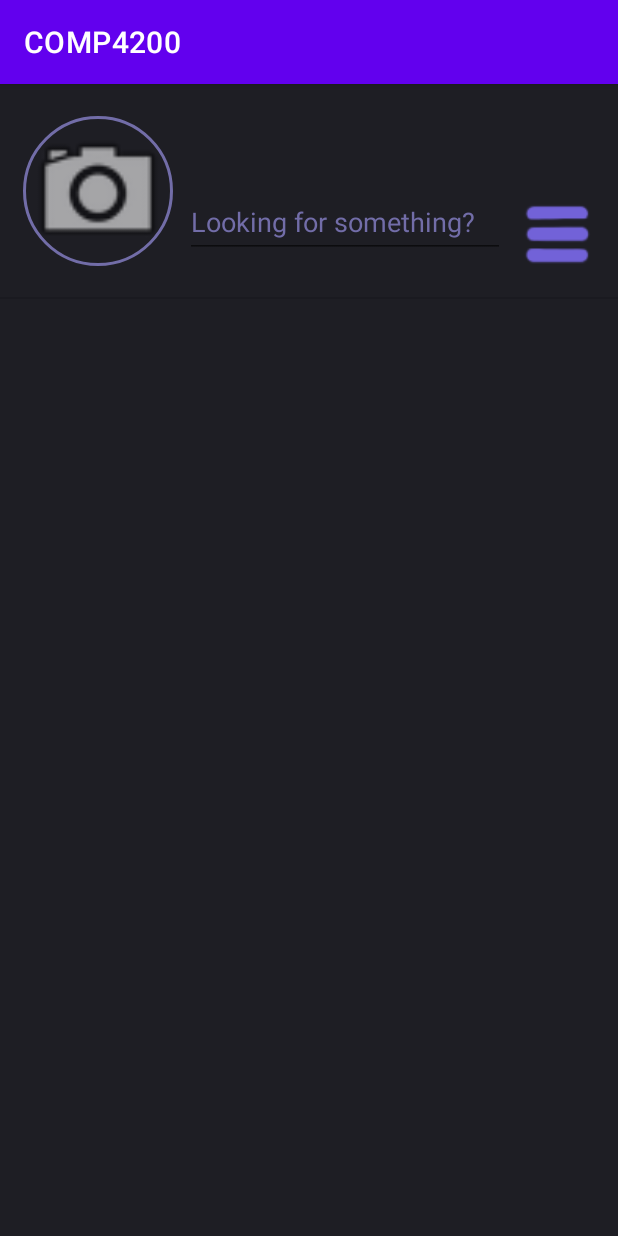
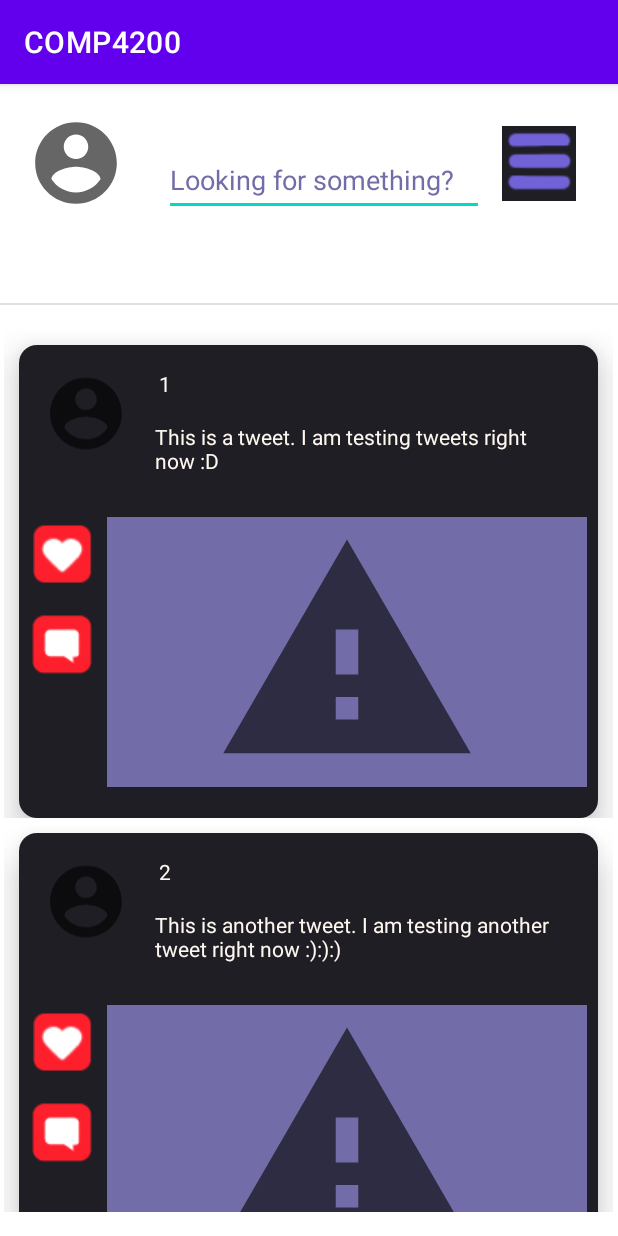
Before and after one commit to MingHaoC/COMP4200, an Android app: the screen it shows after launch (MainActivity before the commit, TimelineActivity after it), on a phone screen of 412 x 824 dp. Run offline under Robolectric (Android 15) with nearby library versions, the phone set to English and light mode, and no system bars.

Commit message:
activity and recyclerAdapter implemented
Created and added a TweetRecyclerAdapter to the TimelineActivity, also created a Tweet object

```diff
--- a/app/src/main/AndroidManifest.xml
+++ b/app/src/main/AndroidManifest.xml
@@ -10,7 +10,7 @@
         android:supportsRtl="true"
         android:theme="@style/Theme.COMP4200">
         <activity
-            android:name=".MainActivity"
+            android:name=".TimelineActivity"
             android:exported="true">
             <intent-filter>
                 <action android:name="android.intent.action.MAIN" />
--- a/app/src/main/java/com/example/comp4200/MainActivity.java
+++ /dev/null
@@ -1,14 +0,0 @@
-package com.example.comp4200;
-
-import androidx.appcompat.app.AppCompatActivity;
-
-import android.os.Bundle;
-
-public class MainActivity extends AppCompatActivity {
-
-    @Override
-    protected void onCreate(Bundle savedInstanceState) {
-        super.onCreate(savedInstanceState);
-        setContentView(R.layout.activity_main);
-    }
-}
--- /dev/null
+++ b/app/src/main/java/com/example/comp4200/TimelineActivity.java
@@ -0,0 +1,46 @@
+package com.example.comp4200;
+
+import androidx.appcompat.app.AppCompatActivity;
+import androidx.recyclerview.widget.LinearLayoutManager;
+import androidx.recyclerview.widget.RecyclerView;
+
+import android.os.Bundle;
+
+import java.util.ArrayList;
+
+public class TimelineActivity extends AppCompatActivity {
+
+    RecyclerView recyclerView;
+    TweetRecyclerAdapter adapter;
+
+    ArrayList<Tweet> tweets = new ArrayList<>();
+
+    @Override
+    protected void onCreate(Bundle savedInstanceState) {
+        super.onCreate(savedInstanceState);
+        setContentView(R.layout.activity_main);
+
+        System.out.println("testin1");
+
+        recyclerView = findViewById(R.id.recyclerViewTweets);
+
+        System.out.println("testin2");
+
+        String tweet1 = "This is a tweet. I am testing tweets right now :D";
+        String tweet2 = "This is another tweet. I am testing another tweet right now :):):)";
+        tweets.add(new Tweet(1, tweet1));
+        tweets.add(new Tweet(2, tweet2));
+
+        System.out.println("testin3");
+
+        adapter = new TweetRecyclerAdapter(TimelineActivity.this, tweets);
+        recyclerView.setLayoutManager(new LinearLayoutManager(TimelineActivity.this));
+        recyclerView.setAdapter(adapter);
+
+        System.out.println("testin4");
+
+    }
+
+
+
+}
--- /dev/null
+++ b/app/src/main/java/com/example/comp4200/Tweet.java
@@ -0,0 +1,34 @@
+package com.example.comp4200;
+
+public class Tweet {
+
+    String content;
+    String display_name;
+    String date;
+    int userID;
+
+    public Tweet(int userID, String content){
+
+        this.userID = userID;
+        this.content = content;
+
+    }
+
+    public String getContent(){
+        return this.content;
+    }
+
+    public int getUserId(){
+        return this.userID;
+    }
+
+    public String getDisplay_name(){
+        return this.display_name;
+    }
+
+    public String getDate(){
+        return date;
+    }
+
+
+}
--- /dev/null
+++ b/app/src/main/java/com/example/comp4200/TweetRecyclerAdapter.java
@@ -0,0 +1,84 @@
+package com.example.comp4200;
+
+import android.content.Context;
+import android.media.Image;
+import android.view.LayoutInflater;
+import android.view.View;
+import android.view.ViewGroup;
+import android.widget.ImageButton;
+import android.widget.ImageView;
+import android.widget.TextView;
+
+import androidx.annotation.NonNull;
+import androidx.cardview.widget.CardView;
+import androidx.recyclerview.widget.RecyclerView;
+
+import java.util.ArrayList;
+
+public class TweetRecyclerAdapter extends RecyclerView.Adapter<TweetRecyclerAdapter.ItemViewHolder> {
+
+    Context context;
+    ArrayList<Tweet> tweets;
+
+
+    public  TweetRecyclerAdapter(Context context, ArrayList<Tweet> tweets){
+        this.context = context;
+        this.tweets = tweets;
+    }
+
+    @NonNull
+    @Override
+    public ItemViewHolder onCreateViewHolder(@NonNull ViewGroup parent, int viewType){
+
+        View view = LayoutInflater.from(parent.getContext()).inflate(R.layout.tweet, parent, false);
+        return new ItemViewHolder(view);
+    }
+
+    @Override
+    public void onBindViewHolder(@NonNull ItemViewHolder holder, int position){
+
+        String tweetContent = tweets.get(position).getContent();
+        String username = "" + tweets.get(position).getUserId();
+
+        holder.tweetContent.setText(tweetContent);
+        holder.tweetUser.setText(username);
+
+    }
+
+    @Override
+    public int getItemCount(){
+        return tweets.size();
+    }
+
+    public class ItemViewHolder extends RecyclerView.ViewHolder {
+
+        TextView tweetUser;
+        TextView tweetContent;
+
+        CardView cardView;
+
+        ImageButton likes;
+        ImageButton replies;
+
+        ImageView tweetImage;
+        ImageView profileImage;
+
+        public ItemViewHolder(@NonNull View itemView){
+            super(itemView);
+
+            tweetUser = itemView.findViewById(R.id.tvPostUsername);
+            tweetContent = itemView.findViewById(R.id.tvPostDesc);
+
+            cardView = itemView.findViewById(R.id.task);
+
+            likes = itemView.findViewById(R.id.ibComment2);
+            replies = itemView.findViewById(R.id.ibComment);
+
+            tweetImage = itemView.findViewById(R.id.imageView2);
+            profileImage = itemView.findViewById(R.id.ivPostPicture);
+
+        }
+
+    }
+
+}
--- /dev/null
+++ b/app/src/main/res/drawable/ic_baseline_account_circle_24.xml
@@ -0,0 +1,10 @@
+<vector xmlns:android="http://schemas.android.com/apk/res/android"
+    android:width="24dp"
+    android:height="24dp"
+    android:viewportWidth="24"
+    android:viewportHeight="24"
+    android:tint="?attr/colorControlNormal">
+  <path
+      android:fillColor="@android:color/white"
+      android:pathData="M12,2C6.48,2 2,6.48 2,12s4.48,10 10,10 10,-4.48 10,-10S17.52,2 12,2zM12,5c1.66,0 3,1.34 3,3s-1.34,3 -3,3 -3,-1.34 -3,-3 1.34,-3 3,-3zM12,19.2c-2.5,0 -4.71,-1.28 -6,-3.22 0.03,-1.99 4,-3.08 6,-3.08 1.99,0 5.97,1.09 6,3.08 -1.29,1.94 -3.5,3.22 -6,3.22z"/>
+</vector>
--- a/app/src/main/res/layout/activity_main.xml
+++ b/app/src/main/res/layout/activity_main.xml
@@ -4,22 +4,8 @@
     xmlns:tools="http://schemas.android.com/tools"
     android:layout_width="match_parent"
     android:layout_height="match_parent"
-    android:background="#1E1E24"
-    tools:context=".MainActivity">
-
-    <de.hdodenhof.circleimageview.CircleImageView
-        android:id="@+id/profile_image2"
-        android:layout_width="100dp"
-        android:layout_height="100dp"
-        android:layout_marginStart="15dp"
-        android:layout_marginTop="15dp"
-        android:layout_marginBottom="15dp"
-        android:src="@android:drawable/ic_menu_camera"
-        app:civ_border_color="#726DA8"
-        app:civ_border_width="2dp"
-        app:layout_constraintBottom_toTopOf="@+id/mainDivider"
-        app:layout_constraintStart_toStartOf="parent"
-        app:layout_constraintTop_toTopOf="parent" />
+    android:background="#FFFFFF"
+    tools:context=".TimelineActivity">
 
     <View
         android:id="@+id/mainDivider"
@@ -27,47 +13,61 @@
         android:layout_height="1dp"
         android:layout_marginTop="130dp"
         android:background="?android:attr/listDivider"
-        app:layout_constraintBottom_toTopOf="@+id/rvPosts"
+        app:layout_constraintBottom_toTopOf="@+id/recyclerViewTweets"
         app:layout_constraintEnd_toEndOf="parent"
         app:layout_constraintStart_toStartOf="parent"
         app:layout_constraintTop_toTopOf="parent" />
-
-    <androidx.recyclerview.widget.RecyclerView
-        android:id="@+id/rvPosts"
-        android:layout_width="409dp"
-        android:layout_height="600dp"
-        app:layout_constraintBottom_toBottomOf="parent"
-        app:layout_constraintEnd_toEndOf="parent"
-        app:layout_constraintStart_toStartOf="parent"
-        app:layout_constraintTop_toBottomOf="@+id/mainDivider" />
 
     <EditText
         android:id="@+id/etSearch"
         android:layout_width="wrap_content"
         android:layout_height="wrap_content"
-        android:layout_marginStart="8dp"
-        android:layout_marginTop="68dp"
+        android:layout_marginStart="24dp"
+        android:layout_marginTop="40dp"
         android:ems="10"
         android:hint="@string/looking_for_something"
+        android:importantForAutofill="no"
         android:inputType="textPersonName"
         android:minHeight="48dp"
         android:textColorHint="#726DA8"
-        app:layout_constraintStart_toEndOf="@+id/profile_image2"
+        app:layout_constraintEnd_toStartOf="@+id/ibSettings"
+        app:layout_constraintHorizontal_bias="0.0"
+        app:layout_constraintStart_toEndOf="@+id/imageView"
         app:layout_constraintTop_toTopOf="parent"
-        tools:ignore="TextContrastCheck"
-        android:importantForAutofill="no" />
+        tools:ignore="TextContrastCheck" />
 
     <ImageButton
         android:id="@+id/ibSettings"
         android:layout_width="wrap_content"
         android:layout_height="wrap_content"
-        android:layout_marginEnd="16dp"
-        android:layout_marginBottom="15dp"
+        android:layout_marginTop="28dp"
+        android:layout_marginEnd="28dp"
         android:background="#1E1E24"
-        app:layout_constraintBottom_toTopOf="@+id/mainDivider"
+        android:contentDescription="@string/todo"
         app:layout_constraintEnd_toEndOf="parent"
+        app:layout_constraintTop_toTopOf="parent"
         app:srcCompat="@drawable/settings"
-        tools:ignore="SpeakableTextPresentCheck"
-        android:contentDescription="@string/todo" />
+        tools:ignore="SpeakableTextPresentCheck" />
+
+    <androidx.recyclerview.widget.RecyclerView
+        android:id="@+id/recyclerViewTweets"
+        android:layout_width="406dp"
+        android:layout_height="588dp"
+        app:layout_constraintBottom_toBottomOf="parent"
+        app:layout_constraintEnd_toEndOf="parent"
+        app:layout_constraintHorizontal_bias="0.487"
+        app:layout_constraintStart_toStartOf="parent"
+        app:layout_constraintTop_toBottomOf="@+id/mainDivider"
+        tools:listitem="@layout/tweet" />
+
+    <ImageView
+        android:id="@+id/imageView"
+        android:layout_width="69dp"
+        android:layout_height="65dp"
+        android:layout_marginStart="16dp"
+        android:layout_marginTop="20dp"
+        app:layout_constraintStart_toStartOf="parent"
+        app:layout_constraintTop_toTopOf="parent"
+        app:srcCompat="@drawable/ic_baseline_account_circle_24" />
 
 </androidx.constraintlayout.widget.ConstraintLayout>
--- a/app/src/main/res/layout/post.xml
+++ b/app/src/main/res/layout/tweet.xml
@@ -3,7 +3,7 @@
     xmlns:app="http://schemas.android.com/apk/res-auto"
     xmlns:tools="http://schemas.android.com/tools"
     android:layout_width="match_parent"
-    android:layout_height="match_parent"
+    android:layout_height="wrap_content"
     android:minHeight="200dp">
 
     <androidx.cardview.widget.CardView
@@ -21,38 +21,26 @@
 
         <androidx.constraintlayout.widget.ConstraintLayout
             android:layout_width="match_parent"
-            android:layout_height="wrap_content"
+            android:layout_height="315dp"
             android:background="#1E1E24">
-
-            <de.hdodenhof.circleimageview.CircleImageView
-                android:id="@+id/profile_image"
-                android:layout_width="80dp"
-                android:layout_height="80dp"
-                android:layout_marginStart="10dp"
-                android:layout_marginTop="5dp"
-                android:src="@android:drawable/ic_menu_camera"
-                app:civ_border_color="#726DA8"
-                app:civ_border_width="2dp"
-                app:layout_constraintStart_toStartOf="parent"
-                app:layout_constraintTop_toTopOf="parent" />
 
             <TextView
                 android:id="@+id/tvPostUsername"
                 android:layout_width="wrap_content"
                 android:layout_height="wrap_content"
-                android:layout_marginStart="5dp"
-                android:layout_marginTop="5dp"
+                android:layout_marginStart="20dp"
+                android:layout_marginTop="16dp"
                 android:text="@string/placeholder_username"
                 android:textColor="#FFF8F0"
-                app:layout_constraintStart_toEndOf="@+id/profile_image"
+                app:layout_constraintStart_toEndOf="@+id/imageView2"
                 app:layout_constraintTop_toTopOf="parent" />
 
             <TextView
                 android:id="@+id/tvPostDesc"
-                android:layout_width="285dp"
-                android:layout_height="39dp"
-                android:layout_marginEnd="10dp"
-                android:layout_marginBottom="5dp"
+                android:layout_width="291dp"
+                android:layout_height="51dp"
+                android:layout_marginEnd="4dp"
+                android:layout_marginBottom="12dp"
                 android:text="@string/placeholder_description"
                 android:textColor="#FFF8F0"
                 app:layout_constraintBottom_toTopOf="@+id/ivPostPicture"
@@ -81,12 +69,14 @@
                 android:layout_height="48dp"
                 android:layout_marginStart="10dp"
                 android:layout_marginEnd="11dp"
-                android:layout_marginBottom="15dp"
+                android:layout_marginBottom="92dp"
                 android:background="#1E1E24"
                 android:contentDescription="@string/todo"
                 app:layout_constraintBottom_toBottomOf="parent"
                 app:layout_constraintEnd_toStartOf="@+id/ivPostPicture"
                 app:layout_constraintStart_toStartOf="parent"
+                app:layout_constraintTop_toBottomOf="@+id/ibComment2"
+                app:layout_constraintVertical_bias="1.0"
                 app:srcCompat="@drawable/comment"
                 tools:ignore="SpeakableTextPresentCheck,DuplicateSpeakableTextCheck" />
 
@@ -95,15 +85,29 @@
                 android:layout_width="48dp"
                 android:layout_height="48dp"
                 android:layout_marginStart="10dp"
-                android:layout_marginTop="15dp"
+                android:layout_marginTop="40dp"
                 android:layout_marginEnd="11dp"
                 android:background="#1E1E24"
+                android:contentDescription="@string/todo"
                 app:layout_constraintEnd_toStartOf="@+id/ivPostPicture"
                 app:layout_constraintStart_toStartOf="parent"
-                app:layout_constraintTop_toBottomOf="@+id/profile_image"
+                app:layout_constraintTop_toBottomOf="@+id/imageView2"
                 app:srcCompat="@drawable/like"
-                tools:ignore="SpeakableTextPresentCheck"
-                android:contentDescription="@string/todo" />
+                tools:ignore="SpeakableTextPresentCheck" />
+
+            <ImageView
+                android:id="@+id/imageView2"
+                android:layout_width="57dp"
+                android:layout_height="59dp"
+                android:layout_marginStart="16dp"
+                android:layout_marginTop="16dp"
+                android:contentDescription="TODO"
+                android:outlineAmbientShadowColor="#FFFFFF"
+                android:outlineSpotShadowColor="#FFFFFF"
+                app:layout_constraintStart_toStartOf="parent"
+                app:layout_constraintTop_toTopOf="parent"
+                app:srcCompat="@drawable/ic_baseline_account_circle_24"
+                tools:ignore="ImageContrastCheck" />
 
         </androidx.constraintlayout.widget.ConstraintLayout>
     </androidx.cardview.widget.CardView>
```
